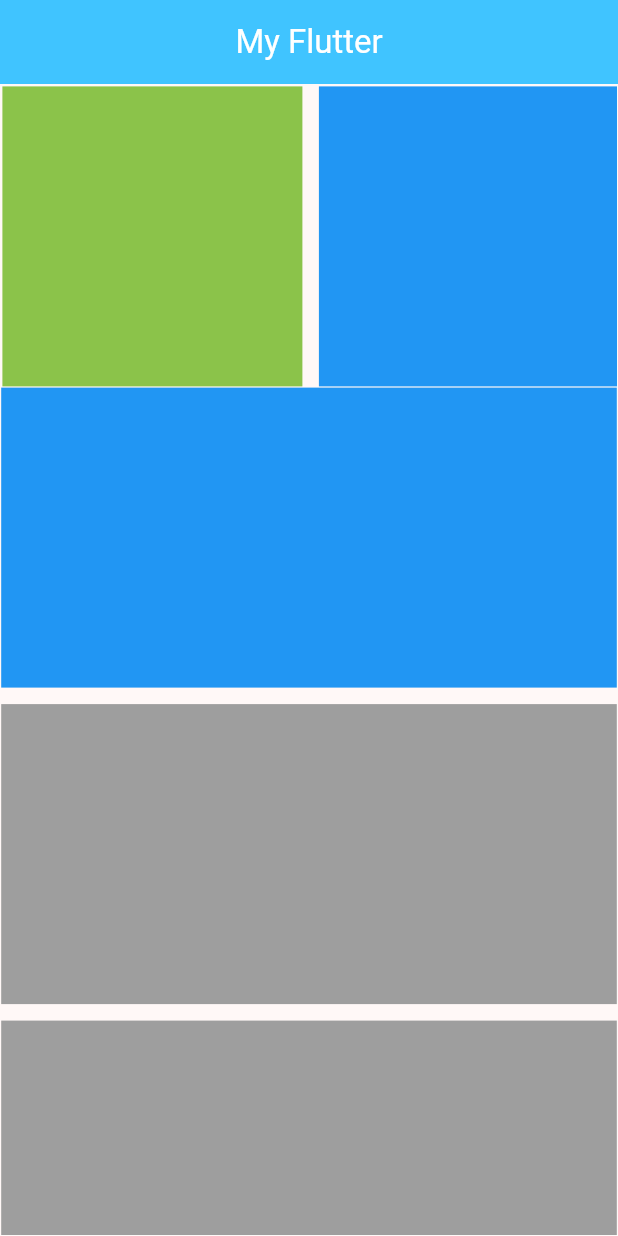
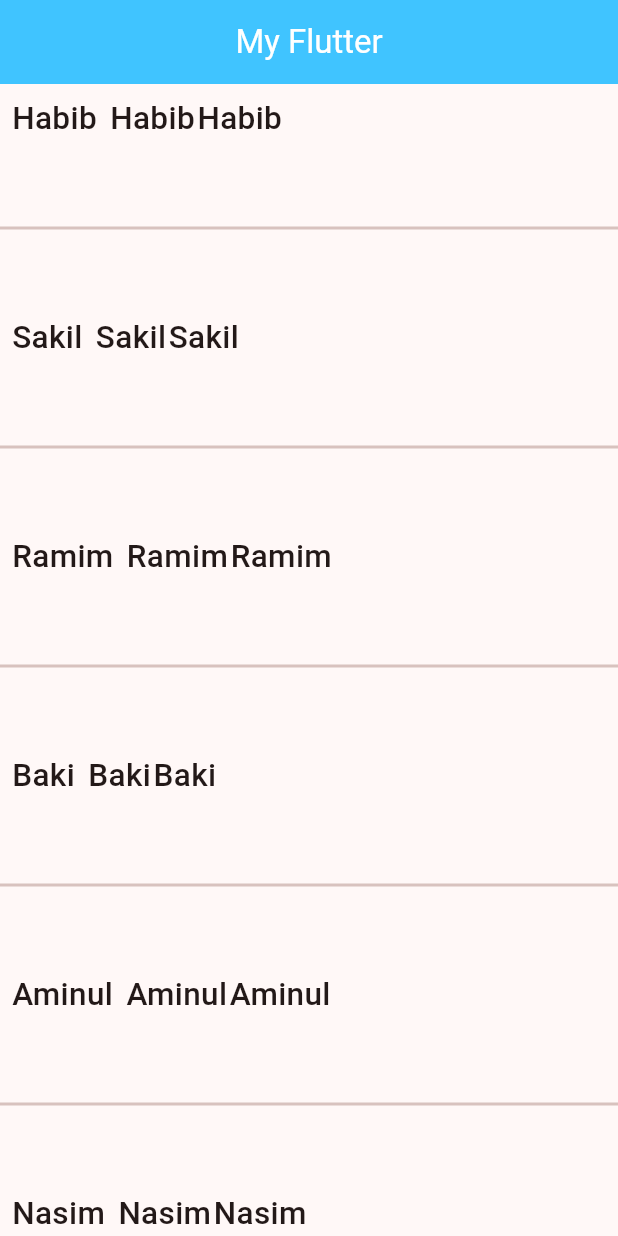
Before and after one commit to rahmanhabib0005/Flutter_App, a Flutter app: the screen it shows after launch, on a phone screen of 412 x 824 dp. Run offline on Flutter 3.47's test engine with Material 3 defaults, Android fonts, the phone set to English and light mode, and no system bars.

```diff
--- a/lib/main.dart
+++ b/lib/main.dart
@@ -42,6 +42,8 @@ class _MyHomePageState extends State<MyHomePage> {
       _counter++;
     });
   }
+
+  var arr_names = ['Habib','Sakil','Ramim','Baki','Aminul', 'Nasim'];
 
   @override
   Widget build(BuildContext context) {
@@ -217,80 +219,112 @@ class _MyHomePageState extends State<MyHomePage> {
         //     ),
         //   ),
         // )));
-      body: Padding(
-          padding: const EdgeInsets.all(0.8),
-          child: SingleChildScrollView(
-            child: Column(
+        //   body: Padding(
+        //       padding: const EdgeInsets.all(0.8),
+        //       child: SingleChildScrollView(
+        //         child: Column(
+        //           children: [
+        //             SingleChildScrollView(
+        //               scrollDirection: Axis.horizontal,
+        //               child: Padding(
+        //                 padding: EdgeInsets.all(0.8),
+        //                 child: Row(
+        //                   children: [
+        //                     Container(
+        //                       margin: EdgeInsets.only(right: 11),
+        //                       height: 200,
+        //                       width: 200,
+        //                       color: Colors.lightGreen,
+        //                     ),
+        //                     Container(
+        //                       margin: EdgeInsets.only(right: 11),
+        //                       height: 200,
+        //                       width: 200,
+        //                       color: Colors.blue,
+        //                     ),
+        //                     Container(
+        //                       margin: EdgeInsets.only(right: 11),
+        //                       height: 200,
+        //                       width: 200,
+        //                       color: Colors.grey,
+        //                     ),
+        //                     Container(
+        //                       margin: EdgeInsets.only(right: 11),
+        //                       height: 200,
+        //                       width: 200,
+        //                       color: Colors.lightGreen,
+        //                     ),
+        //                     Container(
+        //                       margin: EdgeInsets.only(right: 11),
+        //                       height: 200,
+        //                       width: 200,
+        //                       color: Colors.amberAccent,
+        //                     ),
+        //                     Container(
+        //                       margin: EdgeInsets.only(right: 11),
+        //                       height: 200,
+        //                       width: 200,
+        //                       color: Colors.black87,
+        //                     ),
+        //                   ],
+        //                 ),
+        //               ),
+        //             ),
+        //             Container(
+        //               margin: EdgeInsets.only(bottom: 11),
+        //               height: 200,
+        //               color: Colors.blue,
+        //             ),
+        //             Container(
+        //               margin: EdgeInsets.only(bottom: 11),
+        //               height: 200,
+        //               color: Colors.grey,
+        //             ),
+        //             Container(
+        //               margin: EdgeInsets.only(bottom: 11),
+        //               height: 200,
+        //               color: Colors.grey,
+        //             ),
+        //             Container(
+        //               margin: EdgeInsets.only(bottom: 11),
+        //               height: 200,
+        //               color: Colors.grey,
+        //             ),
+        //           ],
+        //         ),
+        //       )),
+        // );
+
+        // body: Center(
+        //   child: ListView(
+        //     // scrollDirection: Axis.horizontal,
+        //     reverse: true,
+        //   children: [
+        //     Padding(padding: EdgeInsets.all(8.0),child: Text( 'One', style: TextStyle(fontSize: 21, fontWeight: FontWeight.w500),),),
+        //     Padding(padding: EdgeInsets.all(8.0),child: Text( 'Two', style: TextStyle(fontSize: 21, fontWeight: FontWeight.w500),),),
+        //     Padding(padding: EdgeInsets.all(8.0),child: Text( 'Three', style: TextStyle(fontSize: 21, fontWeight: FontWeight.w500),),),
+        //     Padding(padding: EdgeInsets.all(8.0),child: Text( 'Four', style: TextStyle(fontSize: 21, fontWeight: FontWeight.w500),),),
+        //     Padding(padding: EdgeInsets.all(8.0),child: Text( 'Five', style: TextStyle(fontSize: 21, fontWeight: FontWeight.w500),),),
+        //     Padding(padding: EdgeInsets.all(8.0),child: Text( 'Six', style: TextStyle(fontSize: 21, fontWeight: FontWeight.w500),),),
+        //   ],
+        // )),
+        // );
+
+
+
+         body: Center(child: ListView.separated(itemBuilder: (context,index){
+          return Row(
             children: [
-                SingleChildScrollView(
-                  scrollDirection: Axis.horizontal,
-                  child: Padding(
-                    padding: EdgeInsets.all(0.8),
-                    child: Row(
-                      children: [
-                        Container(
-                          margin: EdgeInsets.only(right: 11),
-                          height: 200,
-                          width: 200,
-                          color: Colors.lightGreen,
-                        ),
-                        Container(
-                          margin: EdgeInsets.only(right: 11),
-                          height: 200,
-                          width: 200,
-                          color: Colors.blue,
-                        ),
-                        Container(
-                          margin: EdgeInsets.only(right: 11),
-                          height: 200,
-                          width: 200,
-                          color: Colors.grey,
-                        ),
-                        Container(
-                          margin: EdgeInsets.only(right: 11),
-                          height: 200,
-                          width: 200,
-                          color: Colors.lightGreen,
-                        ),
-                        Container(
-                          margin: EdgeInsets.only(right: 11),
-                          height: 200,
-                          width: 200,
-                          color: Colors.amberAccent,
-                        ),
-                        Container(
-                          margin: EdgeInsets.only(right: 11),
-                          height: 200,
-                          width: 200,
-                          color: Colors.black87,
-                        ),
+              Padding(padding: EdgeInsets.all(8.0),child: Text(arr_names[index],style: TextStyle(fontSize: 21,fontWeight: FontWeight.w500),),),
+              Padding(padding: EdgeInsets.all(0.8),child: Text(arr_names[index],style: TextStyle(fontSize: 21,fontWeight: FontWeight.w500),),),
+              Padding(padding: EdgeInsets.all(0.8),child: Text(arr_names[index],style: TextStyle(fontSize: 21,fontWeight: FontWeight.w500),),),
             ],
-                    ),
-                  ),
-                ),
-                Container(
-                  margin: EdgeInsets.only(bottom: 11),
-                  height: 200,
-                  color: Colors.blue,
-                ),
-                Container(
-                  margin: EdgeInsets.only(bottom: 11),
-                  height: 200,
-                  color: Colors.grey,
-                ),
-                Container(
-                  margin: EdgeInsets.only(bottom: 11),
-                  height: 200,
-                  color: Colors.grey,
-                ),
-                Container(
-                  margin: EdgeInsets.only(bottom: 11),
-                  height: 200,
-                  color: Colors.grey,
-                ),
-              ],
-            ),
-          )),
           );
+         },itemCount: arr_names.length,
+         separatorBuilder: (context, index){
+          return Divider(height: 100,thickness: 2,);
+         },
+        //  scrollDirection: Axis.horizontal,
+         ),));
   }
 }
```
Lines whose indentation alone changed are shown as unchanged.
